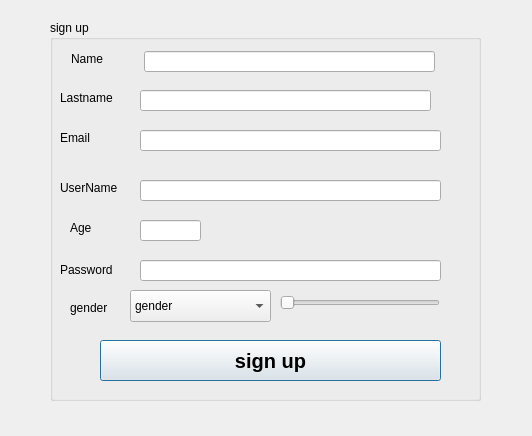
Old version of the form signupdialog.ui in the repository sanazshokrzadeh/Messanger_throw_10.
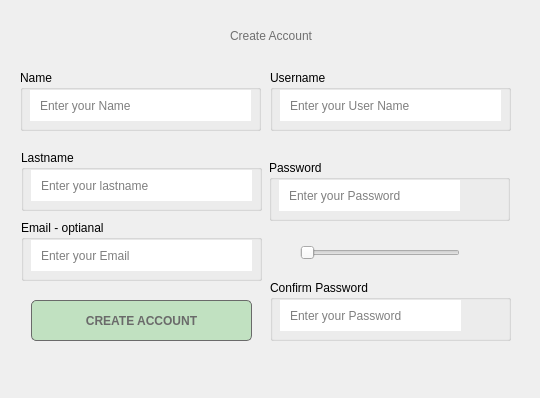
New version of the form. Icons and pictures are not drawn.

```diff
--- a/signupdialog.ui
+++ b/signupdialog.ui
@@ -6,255 +6,432 @@
    <rect>
     <x>0</x>
     <y>0</y>
-    <width>532</width>
-    <height>436</height>
+    <width>540</width>
+    <height>398</height>
    </rect>
   </property>
   <property name="windowTitle">
    <string>Dialog</string>
   </property>
-  <widget class="QGroupBox" name="groupBox">
+  <widget class="QPushButton" name="pushButtonsignup2">
    <property name="geometry">
     <rect>
-     <x>50</x>
-     <y>20</y>
-     <width>431</width>
-     <height>381</height>
+     <x>31</x>
+     <y>300</y>
+     <width>221</width>
+     <height>41</height>
+    </rect>
+   </property>
+   <property name="styleSheet">
+    <string notr="true">QPushButton
+{
+		background-color:rgb(193, 225, 193);
+	color: rgb(106, 106, 106);
+	font-weight: bold;
+	border-style: solid;
+	border-width: 1px;
+	border-radius: 5px;
+	padding: 10px;
+	font: 1000 15pt &quot;Exo 10&quot;;
+}
+</string>
+   </property>
+   <property name="text">
+    <string>CREATE ACCOUNT</string>
+   </property>
+  </widget>
+  <widget class="QGroupBox" name="groupBox_7">
+   <property name="geometry">
+    <rect>
+     <x>21</x>
+     <y>150</y>
+     <width>241</width>
+     <height>61</height>
     </rect>
    </property>
    <property name="title">
-    <string>sign up</string>
+    <string>Lastname</string>
    </property>
-   <widget class="QLineEdit" name="lineEditname">
-    <property name="geometry">
-     <rect>
-      <x>94</x>
-      <y>31</y>
-      <width>291</width>
-      <height>21</height>
-     </rect>
-    </property>
-   </widget>
-   <widget class="QLineEdit" name="lineEditlast">
-    <property name="enabled">
-     <bool>true</bool>
-    </property>
-    <property name="geometry">
-     <rect>
-      <x>90</x>
-      <y>70</y>
-      <width>291</width>
-      <height>21</height>
-     </rect>
-    </property>
-   </widget>
-   <widget class="QLabel" name="label_2">
+   <widget class="QLineEdit" name="lineEditphone">
     <property name="geometry">
      <rect>
       <x>10</x>
-      <y>240</y>
-      <width>71</width>
-      <height>20</height>
+      <y>20</y>
+      <width>221</width>
+      <height>31</height>
      </rect>
     </property>
-    <property name="text">
-     <string>Password</string>
+    <property name="styleSheet">
+     <string notr="true">border-left-color: #fff;
+border-left-style: solid;
+border-left-width: 5px;
+text-indent: 3px;
+padding-left:3px;
+</string>
     </property>
-   </widget>
-   <widget class="QLabel" name="label_3">
-    <property name="geometry">
-     <rect>
-      <x>21</x>
-      <y>31</y>
-      <width>41</width>
-      <height>16</height>
-     </rect>
+    <property name="inputMask">
+     <string/>
     </property>
     <property name="text">
-     <string>Name</string>
+     <string/>
     </property>
+    <property name="maxLength">
+     <number>10</number>
+    </property>
+    <property name="frame">
+     <bool>false</bool>
+    </property>
+    <property name="placeholderText">
+     <string>Enter your lastname</string>
+    </property>
+    <property name="cursorMoveStyle">
+     <enum>Qt::LogicalMoveStyle</enum>
+    </property>
    </widget>
+  </widget>
+  <widget class="QGroupBox" name="groupBox_5">
+   <property name="geometry">
+    <rect>
+     <x>270</x>
+     <y>70</y>
+     <width>241</width>
+     <height>61</height>
+    </rect>
+   </property>
+   <property name="title">
+    <string>Username</string>
+   </property>
    <widget class="QLineEdit" name="lineEditusername">
     <property name="geometry">
      <rect>
-      <x>90</x>
-      <y>160</y>
-      <width>301</width>
-      <height>21</height>
+      <x>10</x>
+      <y>20</y>
+      <width>221</width>
+      <height>31</height>
      </rect>
     </property>
+    <property name="toolTip">
+     <string>&lt;html&gt;&lt;head/&gt;&lt;body&gt;&lt;p&gt;only &lt;span style=&quot; font-weight:600;&quot;&gt;Alphabetic&lt;/span&gt; leters and&lt;span style=&quot; font-weight:600;&quot;&gt; Numbers&lt;/span&gt; and &lt;span style=&quot; font-weight:600;&quot;&gt;_ character&lt;/span&gt;&lt;/p&gt;&lt;p&gt;max = 20 character&lt;/p&gt;&lt;/body&gt;&lt;/html&gt;</string>
+    </property>
+    <property name="styleSheet">
+     <string notr="true">border-left-color: #fff;
+border-left-style: solid;
+border-left-width: 5px;
+text-indent: 3px;
+padding-left:3px;
+</string>
+    </property>
+    <property name="maxLength">
+     <number>20</number>
+    </property>
+    <property name="frame">
+     <bool>false</bool>
+    </property>
+    <property name="placeholderText">
+     <string>Enter your User Name</string>
+    </property>
    </widget>
-   <widget class="QLineEdit" name="lineEditpassword">
+  </widget>
+  <widget class="QGroupBox" name="groupBox_15">
+   <property name="geometry">
+    <rect>
+     <x>270</x>
+     <y>280</y>
+     <width>241</width>
+     <height>61</height>
+    </rect>
+   </property>
+   <property name="title">
+    <string>Confirm Password</string>
+   </property>
+   <widget class="QLineEdit" name="c_password_lineEdit">
     <property name="geometry">
      <rect>
-      <x>90</x>
-      <y>240</y>
-      <width>301</width>
-      <height>21</height>
+      <x>10</x>
+      <y>20</y>
+      <width>181</width>
+      <height>31</height>
      </rect>
     </property>
     <property name="toolTip">
      <string/>
     </property>
-   </widget>
-   <widget class="QComboBox" name="comboBoxgender">
-    <property name="geometry">
-     <rect>
-      <x>80</x>
-      <y>270</y>
-      <width>141</width>
-      <height>32</height>
-     </rect>
+    <property name="styleSheet">
+     <string notr="true">border-left-color: #fff;
+border-left-style: solid;
+border-left-width: 5px;
+text-indent: 3px;
+padding-left:3px;
+</string>
     </property>
-    <item>
-     <property name="text">
-      <string>gender</string>
-     </property>
-    </item>
-    <item>
-     <property name="text">
-      <string>male</string>
-     </property>
-    </item>
-    <item>
-     <property name="text">
-      <string>female</string>
-     </property>
-    </item>
-   </widget>
-   <widget class="QLabel" name="label_4">
-    <property name="geometry">
-     <rect>
-      <x>20</x>
-      <y>280</y>
-      <width>58</width>
-      <height>16</height>
-     </rect>
+    <property name="frame">
+     <bool>false</bool>
     </property>
-    <property name="text">
-     <string>gender</string>
+    <property name="echoMode">
+     <enum>QLineEdit::Password</enum>
     </property>
+    <property name="placeholderText">
+     <string>Enter your Password</string>
+    </property>
    </widget>
-   <widget class="QPushButton" name="pushButtonsignup2">
+   <widget class="QPushButton" name="pbconfirm">
     <property name="enabled">
      <bool>true</bool>
     </property>
     <property name="geometry">
      <rect>
-      <x>50</x>
-      <y>320</y>
-      <width>341</width>
-      <height>41</height>
+      <x>200</x>
+      <y>20</y>
+      <width>41</width>
+      <height>32</height>
      </rect>
     </property>
     <property name="font">
      <font>
-      <pointsize>15</pointsize>
       <bold>true</bold>
      </font>
     </property>
-    <property name="cursor">
-     <cursorShape>PointingHandCursor</cursorShape>
+    <property name="autoFillBackground">
+     <bool>false</bool>
     </property>
-    <property name="text">
-     <string>sign up</string>
+    <property name="styleSheet">
+     <string notr="true"/>
     </property>
-   </widget>
-   <widget class="QLabel" name="label_5">
-    <property name="geometry">
-     <rect>
-      <x>10</x>
-      <y>70</y>
-      <width>59</width>
-      <height>16</height>
-     </rect>
-    </property>
     <property name="text">
-     <string>Lastname</string>
+     <string/>
     </property>
-   </widget>
-   <widget class="QLabel" name="label_6">
-    <property name="geometry">
-     <rect>
-      <x>10</x>
-      <y>160</y>
-      <width>63</width>
-      <height>16</height>
-     </rect>
+    <property name="icon">
+     <iconset>
+      <normaloff>img/icons8-closed-eye-24.png</normaloff>
+      <normalon>img/icons8-eye-50.png</normalon>img/icons8-closed-eye-24.png</iconset>
     </property>
-    <property name="text">
-     <string>UserName</string>
+    <property name="autoDefault">
+     <bool>false</bool>
     </property>
-   </widget>
-   <widget class="QLabel" name="label_age">
-    <property name="geometry">
-     <rect>
-      <x>20</x>
-      <y>200</y>
-      <width>59</width>
-      <height>16</height>
-     </rect>
+    <property name="flat">
+     <bool>true</bool>
     </property>
-    <property name="text">
-     <string>Age</string>
-    </property>
    </widget>
-   <widget class="QLineEdit" name="lineEditage">
-    <property name="geometry">
-     <rect>
-      <x>90</x>
-      <y>200</y>
-      <width>61</width>
-      <height>21</height>
-     </rect>
-    </property>
-    <property name="age" stdset="0">
-     <double>0.000000000000000</double>
-    </property>
-   </widget>
-   <widget class="QLabel" name="label_age_2">
-    <property name="geometry">
-     <rect>
-      <x>10</x>
-      <y>110</y>
-      <width>59</width>
-      <height>16</height>
-     </rect>
-    </property>
-    <property name="text">
-     <string>Email</string>
-    </property>
-   </widget>
+  </widget>
+  <widget class="QLabel" name="label_7">
+   <property name="geometry">
+    <rect>
+     <x>11</x>
+     <y>10</y>
+     <width>520</width>
+     <height>51</height>
+    </rect>
+   </property>
+   <property name="styleSheet">
+    <string notr="true">QWidget
+{color:rgb(112,112, 112);
+	
+  	font: 900 14pt &quot;Exo 2&quot;;
+}</string>
+   </property>
+   <property name="text">
+    <string>Create Account</string>
+   </property>
+   <property name="alignment">
+    <set>Qt::AlignCenter</set>
+   </property>
+  </widget>
+  <widget class="QGroupBox" name="groupBox_6">
+   <property name="geometry">
+    <rect>
+     <x>21</x>
+     <y>220</y>
+     <width>241</width>
+     <height>61</height>
+    </rect>
+   </property>
+   <property name="title">
+    <string>Email - optianal</string>
+   </property>
    <widget class="QLineEdit" name="lineEditemail">
     <property name="geometry">
      <rect>
-      <x>90</x>
-      <y>110</y>
-      <width>301</width>
-      <height>21</height>
+      <x>10</x>
+      <y>20</y>
+      <width>221</width>
+      <height>31</height>
      </rect>
     </property>
+    <property name="styleSheet">
+     <string notr="true">border-left-color: #fff;
+border-left-style: solid;
+border-left-width: 5px;
+text-indent: 3px;
+padding-left:3px;
+</string>
+    </property>
+    <property name="frame">
+     <bool>false</bool>
+    </property>
+    <property name="placeholderText">
+     <string>Enter your Email</string>
+    </property>
    </widget>
-   <widget class="QSlider" name="horizontalSlider">
+  </widget>
+  <widget class="QGroupBox" name="groupBox_14">
+   <property name="geometry">
+    <rect>
+     <x>269</x>
+     <y>160</y>
+     <width>241</width>
+     <height>61</height>
+    </rect>
+   </property>
+   <property name="title">
+    <string>Password</string>
+   </property>
+   <widget class="QLineEdit" name="lineEditpassword">
     <property name="geometry">
      <rect>
-      <x>230</x>
-      <y>270</y>
-      <width>160</width>
-      <height>25</height>
+      <x>10</x>
+      <y>20</y>
+      <width>181</width>
+      <height>31</height>
      </rect>
     </property>
-    <property name="tracking">
+    <property name="toolTip">
+     <string>&lt;html&gt;&lt;head/&gt;&lt;body&gt;&lt;p&gt;only &lt;span style=&quot; font-weight:600;&quot;&gt;Alphabetic leters &lt;/span&gt;and &lt;span style=&quot; font-weight:600;&quot;&gt;Numbers.&lt;/span&gt; you must use exactly one of theas characters [&lt;span style=&quot; font-weight:600;&quot;&gt;$&lt;/span&gt;, &lt;span style=&quot; font-weight:600;&quot;&gt;%&lt;/span&gt;]&lt;/p&gt;&lt;p&gt;* 5 &amp;lt; len &amp;lt; 10&lt;/p&gt;&lt;/body&gt;&lt;/html&gt;</string>
+    </property>
+    <property name="styleSheet">
+     <string notr="true">border-left-color: #fff;
+border-left-style: solid;
+border-left-width: 5px;
+text-indent: 3px;
+padding-left:3px;
+</string>
+    </property>
+    <property name="frame">
+     <bool>false</bool>
+    </property>
+    <property name="echoMode">
+     <enum>QLineEdit::Password</enum>
+    </property>
+    <property name="placeholderText">
+     <string>Enter your Password</string>
+    </property>
+   </widget>
+   <widget class="QPushButton" name="pushButton">
+    <property name="enabled">
      <bool>true</bool>
     </property>
-    <property name="orientation">
-     <enum>Qt::Horizontal</enum>
+    <property name="geometry">
+     <rect>
+      <x>200</x>
+      <y>20</y>
+      <width>41</width>
+      <height>32</height>
+     </rect>
     </property>
-    <property name="invertedControls">
+    <property name="font">
+     <font>
+      <bold>true</bold>
+     </font>
+    </property>
+    <property name="autoFillBackground">
      <bool>false</bool>
     </property>
+    <property name="styleSheet">
+     <string notr="true"/>
+    </property>
+    <property name="text">
+     <string/>
+    </property>
+    <property name="icon">
+     <iconset>
+      <normaloff>img/icons8-closed-eye-24.png</normaloff>
+      <normalon>img/icons8-eye-50.png</normalon>img/icons8-closed-eye-24.png</iconset>
+    </property>
+    <property name="autoDefault">
+     <bool>false</bool>
+    </property>
+    <property name="flat">
+     <bool>true</bool>
+    </property>
    </widget>
   </widget>
+  <widget class="QGroupBox" name="groupBox_8">
+   <property name="geometry">
+    <rect>
+     <x>20</x>
+     <y>70</y>
+     <width>241</width>
+     <height>61</height>
+    </rect>
+   </property>
+   <property name="title">
+    <string>Name</string>
+   </property>
+   <widget class="QLineEdit" name="lineEditname">
+    <property name="geometry">
+     <rect>
+      <x>10</x>
+      <y>20</y>
+      <width>221</width>
+      <height>31</height>
+     </rect>
+    </property>
+    <property name="toolTip">
+     <string>&lt;html&gt;&lt;head/&gt;&lt;body&gt;&lt;p&gt;only &lt;span style=&quot; font-weight:600;&quot;&gt;Alphabetic&lt;/span&gt; leters and&lt;span style=&quot; font-weight:600;&quot;&gt; Numbers&lt;/span&gt; and &lt;span style=&quot; font-weight:600;&quot;&gt;_ character&lt;/span&gt;&lt;/p&gt;&lt;p&gt;max = 20 character&lt;/p&gt;&lt;/body&gt;&lt;/html&gt;</string>
+    </property>
+    <property name="styleSheet">
+     <string notr="true">border-left-color: #fff;
+border-left-style: solid;
+border-left-width: 5px;
+text-indent: 3px;
+padding-left:3px;
+</string>
+    </property>
+    <property name="text">
+     <string/>
+    </property>
+    <property name="maxLength">
+     <number>20</number>
+    </property>
+    <property name="frame">
+     <bool>false</bool>
+    </property>
+    <property name="placeholderText">
+     <string>Enter your Name</string>
+    </property>
+   </widget>
+  </widget>
+  <widget class="QSlider" name="horizontalSlider">
+   <property name="enabled">
+    <bool>false</bool>
+   </property>
+   <property name="geometry">
+    <rect>
+     <x>300</x>
+     <y>240</y>
+     <width>160</width>
+     <height>25</height>
+    </rect>
+   </property>
+   <property name="toolTip">
+    <string>Your password strength</string>
+   </property>
+   <property name="statusTip">
+    <string>Your password strength</string>
+   </property>
+   <property name="styleSheet">
+    <string notr="true">
+	color: rgb(106, 106, 106);</string>
+   </property>
+   <property name="tracking">
+    <bool>true</bool>
+   </property>
+   <property name="orientation">
+    <enum>Qt::Horizontal</enum>
+   </property>
+   <property name="invertedControls">
+    <bool>false</bool>
+   </property>
+  </widget>
  </widget>
  <resources/>
  <connections/>
```
Left out of the diff: 2 changed lines with no effect on the pictures.
